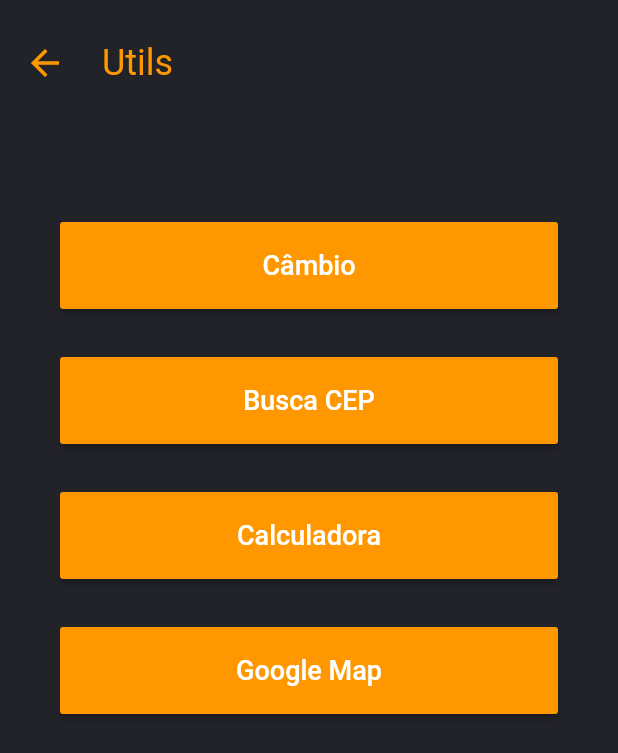
After one commit to RogerPhilippe/fiap_trabalho_flutter, a Flutter app: the screen it shows after launch, after a tap on "Utils", on a phone screen of 412 x 824 dp. The commit adds this screen. Shown: the top 753 px of the screen. Run offline on Flutter 3.47's test engine with Material 2 defaults, Android fonts, the phone set to English and light mode, and no system bars; our stand-ins replace cloud_firestore, datetime_picker_formfield, firebase_auth, firebase_core, flutter_mobx, get_it and 2 more; accounts and stored records are empty; generated files the repository leaves out were written again; network calls fail.

Commit message:
Implementação tela utils, requisição http e câmbio real e dolar.

```diff
--- a/lib/screens/Home.dart
+++ b/lib/screens/Home.dart
@@ -10,6 +10,7 @@ import 'package:get_it/get_it.dart';
 import 'package:provider/provider.dart';
 
 import 'NewTask.dart';
+import 'Utils.dart';
 
 class Home extends StatefulWidget {
   @override
@@ -24,13 +25,6 @@ class _HomeState extends State<Home> {
 
   final userSession = GetIt.instance.get<UserSession>();
   Controller mController;
-
-  @override
-  void initState() {
-    // TODO: implement initState
-    super.initState();
-
-  }
 
   @override
   Widget build(BuildContext context) {
@@ -66,40 +60,50 @@ class _HomeState extends State<Home> {
         child: Column(
           children: <Widget> [
             _buildDefaultText("Lista de Tarefas", 28),
-            _buildDefaultText("FIAP - Trabalho Final", 18),
+            _buildDefaultText("FIAP - Trabalho Flutter", 18),
             SizedBox(height: 20),
             Container(
-              padding: EdgeInsets.fromLTRB(40.0, 20.0, 40.0, 20.0),
+              padding: EdgeInsets.fromLTRB(40, 16, 40, 16),
               height: 90.0,
               width: double.infinity,
-              child: _buildDefaultBtn("TAREFAS", () =>
+              child: _buildDefaultBtn("Tarefas", () =>
                 Navigator.of(context).push(
                     MaterialPageRoute(builder: (context) => ListTasks()))
               ),
             ),
             Container(
-              padding: EdgeInsets.fromLTRB(40.0, 20.0, 40.0, 20.0),
+              padding: EdgeInsets.fromLTRB(40, 16, 40, 16),
               height: 90.0,
               width: double.infinity,
-              child: _buildDefaultBtn("CADASTRAR", () =>
+              child: _buildDefaultBtn("Criar Tarefa", () =>
                 Navigator.of(context).push(
                     MaterialPageRoute(builder: (context) => NewTask()))
               ),
             ),
+
             Container(
-              padding: EdgeInsets.fromLTRB(40.0, 20.0, 40.0, 20.0),
+              padding: EdgeInsets.fromLTRB(40, 16, 40, 16),
               height: 90.0,
               width: double.infinity,
-              child: _buildDefaultBtn("CONFIGURAÇÕES", () =>
+              child: _buildDefaultBtn("Utils", () =>
+                  Navigator.of(context).push(
+                      MaterialPageRoute(builder: (context) => Utils()))
+              ),
+            ),
+            Container(
+              padding: EdgeInsets.fromLTRB(40, 16, 40, 16),
+              height: 90.0,
+              width: double.infinity,
+              child: _buildDefaultBtn("Configurações", () =>
                 Navigator.of(context).push(
                     MaterialPageRoute(builder: (context) => Settings()))
               ),
             ),
             Container(
-              padding: EdgeInsets.fromLTRB(40.0, 20.0, 40.0, 20.0),
+              padding: EdgeInsets.fromLTRB(40, 16, 40, 16),
               height: 90.0,
               width: double.infinity,
-              child: _buildDefaultBtn("SOBRE", () =>
+              child: _buildDefaultBtn("Sobre", () =>
                   Navigator.of(context).push(
                       MaterialPageRoute(builder: (context) => About()))
               ),
--- a/lib/screens/NewTask.dart
+++ b/lib/screens/NewTask.dart
@@ -150,7 +150,7 @@ class _NewTaskState extends State<NewTask> {
           }
         },
         child: Text(
-            "SALVAR",
+            "Salvar",
             style: TextStyle(color: mainAccentColor, fontSize: 18.0)
         ),
         color: mainColor
--- /dev/null
+++ b/lib/screens/Utils.dart
@@ -0,0 +1,125 @@
+import 'package:fiap_trabalho_flutter/data/controllers/Controller.dart';
+import 'package:fiap_trabalho_flutter/data/utils/UserSession.dart';
+import 'package:fiap_trabalho_flutter/helpers/Constants.dart';
+import 'package:fiap_trabalho_flutter/screens/Exchange.dart';
+import 'package:flutter/cupertino.dart';
+import 'package:flutter/material.dart';
+import 'package:get_it/get_it.dart';
+import 'package:provider/provider.dart';
+
+class Utils extends StatefulWidget {
+
+  @override
+  State<StatefulWidget> createState() {
+    return _Utils();
+  }
+
+}
+
+class _Utils extends State<Utils> {
+
+  final GlobalKey<ScaffoldState> _scaffoldKey = new GlobalKey();
+
+  final userSession = GetIt.instance.get<UserSession>();
+  Controller mController;
+
+  @override
+  Widget build(BuildContext context) {
+
+    mController = Provider.of<Controller>(context);
+    return Scaffold(
+      backgroundColor: appDarkGreyColor,
+      key: _scaffoldKey,
+      resizeToAvoidBottomPadding: true,
+      body: Stack(
+        children: [
+          _bodyBuilder()
+        ],
+      ),
+    );
+  }
+
+  Widget _bodyBuilder() {
+    return SafeArea(
+        child: Column(
+          children: [
+            Container(
+                padding: EdgeInsets.fromLTRB(16, 28, 16, 28),
+                child: Row(
+                    children: [
+                      GestureDetector(
+                        child: Icon(Icons.arrow_back, size: 28, color:  mainColor),
+                        onTap: () => { Navigator.of(context).pop() },
+                      ),
+                      SizedBox(width: 24),
+                      Center(
+                          child: _buildDefaultText("Utils", 24)
+                      )
+                    ]
+                )
+            ),
+            SingleChildScrollView(
+              padding: EdgeInsets.only(top: 48),
+              child: Column(
+                children: [
+                  Container(
+                    padding: EdgeInsets.fromLTRB(40, 16, 40, 16),
+                    height: 90.0,
+                    width: double.infinity,
+                    child: _buildDefaultBtn("Câmbio", () =>
+                        Navigator.of(context).push(
+                          MaterialPageRoute(builder: (context) => Exchange())
+                        )
+                    ),
+                  ),
+                  Container(
+                    padding: EdgeInsets.fromLTRB(40, 16, 40, 16),
+                    height: 90.0,
+                    width: double.infinity,
+                    child: _buildDefaultBtn("Busca CEP", () {
+
+                    }),
+                  ),
+                  Container(
+                    padding: EdgeInsets.fromLTRB(40, 16, 40, 16),
+                    height: 90.0,
+                    width: double.infinity,
+                    child: _buildDefaultBtn("Calculadora", () {
+
+                    }),
+                  ),
+                  Container(
+                    padding: EdgeInsets.fromLTRB(40, 16, 40, 16),
+                    height: 90.0,
+                    width: double.infinity,
+                    child: _buildDefaultBtn("Google Map", () {
+
+                    }),
+                  ),
+                ],
+              ),
+            )
+          ],
+        )
+    );
+  }
+
+  Widget _buildDefaultText(String text, double size) {
+    return Text(
+        text,
+        style: TextStyle(color: mainColor, fontSize: size)
+    );
+  }
+
+  Widget _buildDefaultBtn(String text, Function func) {
+    return RaisedButton(
+        onPressed: func,
+        child: Text(
+            text,
+            style: TextStyle(color: mainAccentColor, fontSize: 18.0)
+        ),
+        color: mainColor
+    );
+  }
+
+}
--- a/pubspec.yaml
+++ b/pubspec.yaml
@@ -36,6 +36,7 @@ dependencies:
   provider:
   get_it:
   datetime_picker_formfield: ^1.0.0
+  http:
 
 dev_dependencies:
   flutter_test:
```
Also changed, not shown: lib/data/controllers/Controller.dart (+64 -0 lines), lib/data/service/RequestHttpService.dart (added, +16 -0 lines), lib/screens/Exchange.dart (added, +186 -0 lines), lib/screens/Settings.dart (+11 -11 lines), lib/data/controllers/Controller.g.dart, pubspec.lock.
